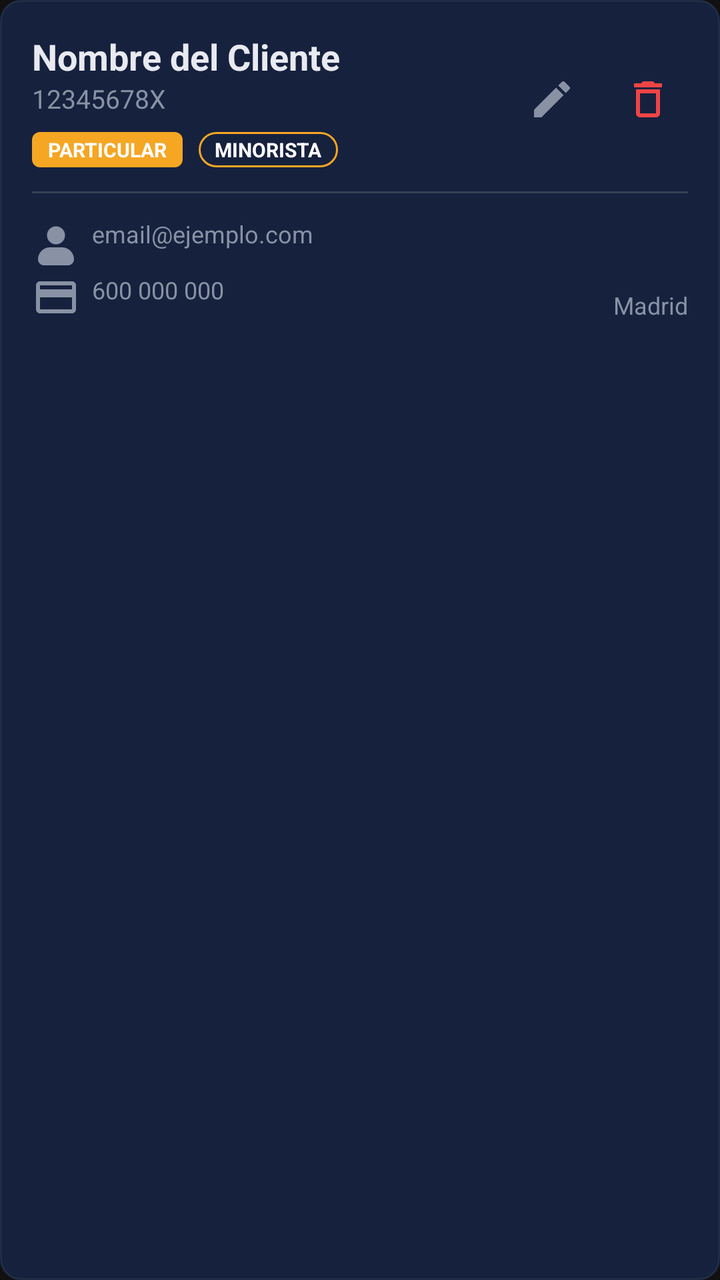
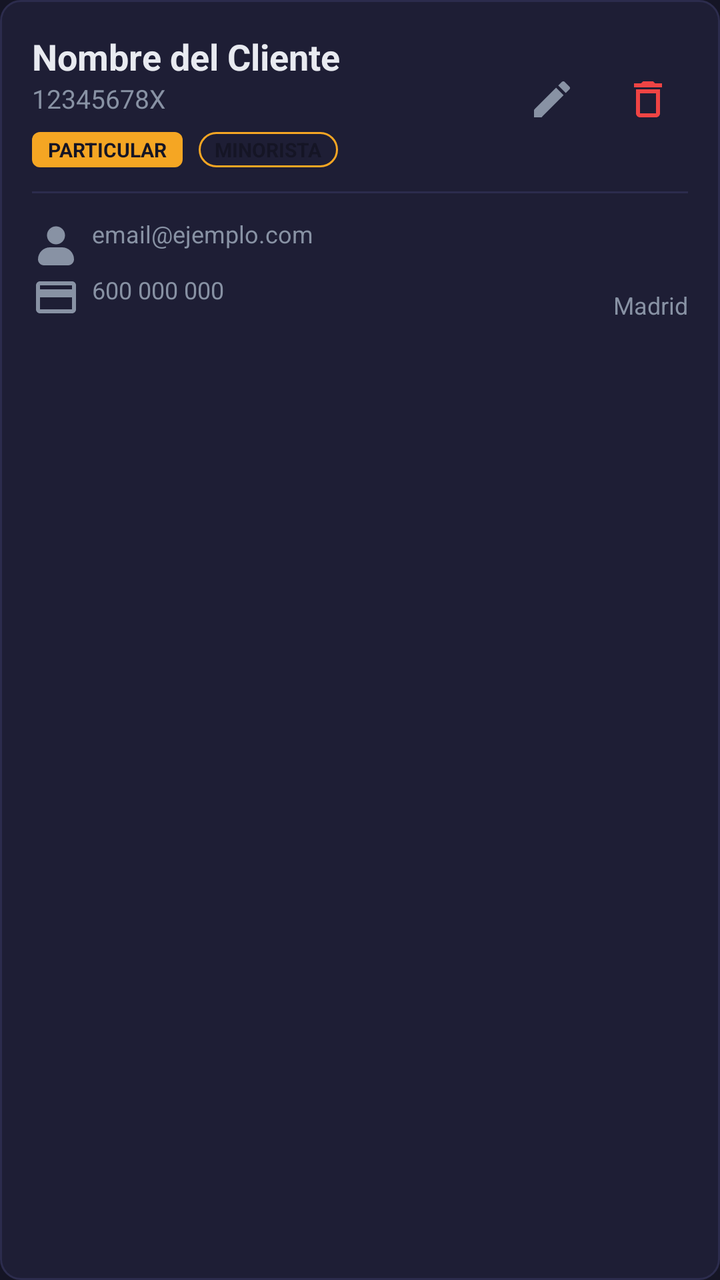

Two renders of the same Android screen: before a commit and after it. Below are the layout's source before the change and the commit's diff.
<!-- AndroidManifest.xml: application theme Theme.Electrobazar -->
<!-- res/layout/item_customer_admin.xml -->
<?xml version="1.0" encoding="utf-8"?>
<LinearLayout xmlns:android="http://schemas.android.com/apk/res/android"
    xmlns:app="http://schemas.android.com/apk/res-auto"
    android:layout_width="match_parent"
    android:layout_height="wrap_content"
    android:layout_marginBottom="12dp"
    android:background="@drawable/bg_surface_rounded"
    android:orientation="vertical"
    android:padding="16dp">

    <LinearLayout
        android:layout_width="match_parent"
        android:layout_height="wrap_content"
        android:gravity="center_vertical"
        android:orientation="horizontal">

        <LinearLayout
            android:layout_width="0dp"
            android:layout_height="wrap_content"
            android:layout_weight="1"
            android:orientation="vertical">

            <TextView
                android:id="@+id/customerNameText"
                android:layout_width="wrap_content"
                android:layout_height="wrap_content"
                android:text="Nombre del Cliente"
                android:textColor="@color/text_main"
                android:textSize="18sp"
                android:textStyle="bold" />

            <TextView
                android:id="@+id/customerTaxIdText"
                android:layout_width="wrap_content"
                android:layout_height="wrap_content"
                android:text="12345678X"
                android:textColor="@color/text_muted"
                android:textSize="13sp" />

            <LinearLayout
                android:layout_width="wrap_content"
                android:layout_height="wrap_content"
                android:layout_marginTop="8dp"
                android:orientation="horizontal"
                android:gravity="center_vertical">

                <TextView
                    android:id="@+id/customerTypeBadge"
                    android:layout_width="wrap_content"
                    android:layout_height="wrap_content"
                    android:background="@drawable/badge_bg_ticket"
                    android:paddingHorizontal="8dp"
                    android:paddingVertical="2dp"
                    android:text="PARTICULAR"
                    android:textColor="@color/white"
                    android:textSize="10sp"
                    android:textStyle="bold" />

                <TextView
                    android:id="@+id/customerTariffBadge"
                    android:layout_width="wrap_content"
                    android:layout_height="wrap_content"
                    android:layout_marginStart="8dp"
                    android:background="@drawable/bg_badge_tariff"
                    android:paddingHorizontal="8dp"
                    android:paddingVertical="2dp"
                    android:text="MINORISTA"
                    android:textColor="@color/white"
                    android:textSize="10sp"
                    android:textStyle="bold" />

                <TextView
                    android:id="@+id/customerReBadge"
                    android:layout_width="wrap_content"
                    android:layout_height="wrap_content"
                    android:layout_marginStart="8dp"
                    android:background="@drawable/badge_active_yes"
                    android:paddingHorizontal="8dp"
                    android:paddingVertical="2dp"
                    android:text="R.E."
                    android:textColor="@color/white"
                    android:textSize="10sp"
                    android:textStyle="bold"
                    android:visibility="gone" />

            </LinearLayout>
        </LinearLayout>

        <LinearLayout
            android:layout_width="wrap_content"
            android:layout_height="wrap_content"
            android:orientation="horizontal">

            <ImageButton
                android:id="@+id/editCustomerBtn"
                android:layout_width="40dp"
                android:layout_height="40dp"
                android:background="?attr/selectableItemBackgroundBorderless"
                android:src="@drawable/ic_edit"
                app:tint="@color/text_muted" />

            <ImageButton
                android:id="@+id/deleteCustomerBtn"
                android:layout_width="40dp"
                android:layout_height="40dp"
                android:layout_marginStart="8dp"
                android:background="?attr/selectableItemBackgroundBorderless"
                android:src="@drawable/ic_delete"
                app:tint="@color/danger" />
        </LinearLayout>
    </LinearLayout>

    <View
        android:layout_width="match_parent"
        android:layout_height="1dp"
        android:layout_marginVertical="12dp"
        android:background="@color/divider" />

    <LinearLayout
        android:layout_width="match_parent"
        android:layout_height="wrap_content"
        android:orientation="horizontal">

        <LinearLayout
            android:layout_width="0dp"
            android:layout_height="wrap_content"
            android:layout_weight="1"
            android:orientation="vertical">
            
            <TextView
                android:id="@+id/customerEmailText"
                android:layout_width="wrap_content"
                android:layout_height="wrap_content"
                android:text="email@ejemplo.com"
                android:textColor="@color/text_muted"
                android:textSize="12sp"
                android:drawablePadding="6dp"
                app:drawableStartCompat="@drawable/ic_person"
                app:drawableTint="@color/text_muted" />

            <TextView
                android:id="@+id/customerPhoneText"
                android:layout_width="wrap_content"
                android:layout_height="wrap_content"
                android:layout_marginTop="4dp"
                android:text="600 000 000"
                android:textColor="@color/text_muted"
                android:textSize="12sp"
                android:drawablePadding="6dp"
                app:drawableStartCompat="@drawable/ic_card"
                app:drawableTint="@color/text_muted" />
        </LinearLayout>

        <TextView
            android:id="@+id/customerCityText"
            android:layout_width="wrap_content"
            android:layout_height="wrap_content"
            android:text="Madrid"
            android:textColor="@color/text_muted"
            android:textSize="12sp"
            android:layout_gravity="bottom" />
    </LinearLayout>

</LinearLayout>
<!-- resources referenced by this layout -->
<resources>
  <color name="danger">#ef4444</color>
  <color name="divider">#334155</color>
  <color name="text_main">#e8eaf0</color>
  <color name="text_muted">#8892a4</color>
  <color name="white">#FFFFFF</color>
  <!-- drawable badge_active_yes (drawable) -->
  <?xml version="1.0" encoding="utf-8"?>
  <shape xmlns:android="http://schemas.android.com/apk/res/android">
      <solid android:color="#22c55e" />
      <corners android:radius="6dp" />
  </shape>
  <!-- drawable badge_bg_ticket (drawable) -->
  <?xml version="1.0" encoding="utf-8"?>
  <shape xmlns:android="http://schemas.android.com/apk/res/android">
      <solid android:color="@color/accent" />
      <corners android:radius="4dp" />
  </shape>
  <!-- drawable bg_badge_tariff (drawable) -->
  <?xml version="1.0" encoding="utf-8"?>
  <shape xmlns:android="http://schemas.android.com/apk/res/android">
      <solid android:color="@color/primary_variant" />
      <corners android:radius="16dp" />
      <stroke android:width="1dp" android:color="@color/accent" />
  </shape>
  <!-- drawable bg_surface_rounded (drawable) -->
  <?xml version="1.0" encoding="utf-8"?>
  <shape xmlns:android="http://schemas.android.com/apk/res/android">
      <solid android:color="@color/secondary" />
      <corners android:radius="10dp" />
      <stroke android:width="1dp" android:color="@color/border" />
  </shape>
  <!-- drawable ic_delete (drawable) -->
  <vector xmlns:android="http://schemas.android.com/apk/res/android"
      android:width="24dp"
      android:height="24dp"
      android:viewportWidth="24"
      android:viewportHeight="24">
      <path
          android:fillColor="#FF000000"
          android:pathData="M16,9v10H8V9h8m-1.5,-6h-5l-1,1H5v2h14V4h-3.5l-1,-1zM18,7H6v12c0,1.1 0.9,2 2,2h8c1.1,0 2,-0.9 2,-2V7z" />
  </vector>
  <!-- drawable ic_person (drawable) -->
  <vector xmlns:android="http://schemas.android.com/apk/res/android"
      android:width="24dp"
      android:height="24dp"
      android:viewportWidth="16"
      android:viewportHeight="16">
      <path
          android:fillColor="#FFFFFF"
          android:pathData="M11,6a3,3 0 1,1 -6,0 3,3 0 0,1 6,0zM14,14c0,1.1 -0.9,2 -2,2H4c-1.1,0 -2,-0.9 -2,-2a4,4 0 0,1 4,-4h4a4,4 0 0,1 4,4z" />
  </vector>
  <style name="Theme.Electrobazar" parent="Base.Theme.Electrobazar" />
  <color name="accent">#f5a623</color>
  <color name="primary_variant">#16213e</color>
  <color name="secondary">#16213e</color>
  <color name="border">#1e2d45</color>
  <style name="Base.Theme.Electrobazar" parent="Theme.Material3.DayNight.NoActionBar">
          <item name="colorPrimary">@color/primary</item>
          <item name="colorSecondary">@color/secondary</item>
          <item name="android:windowBackground">@color/background</item>
          <item name="android:textColorPrimary">@color/text_main</item>
          <item name="colorError">@color/danger</item>
      </style>
  <color name="primary">#1a1a2e</color>
  <color name="background">#111111</color>
  <!-- unchanged entries left out for length: 2 -->
</resources>

<!-- the commit's change to res/layout/item_customer_admin.xml (unified diff, before → after) -->
@@ -25,7 +25,7 @@
                 android:layout_width="wrap_content"
                 android:layout_height="wrap_content"
                 android:text="Nombre del Cliente"
-                android:textColor="@color/text_main"
+                android:textColor="?attr/android:textColorPrimary"
                 android:textSize="18sp"
                 android:textStyle="bold" />
 
@@ -34,7 +34,7 @@
                 android:layout_width="wrap_content"
                 android:layout_height="wrap_content"
                 android:text="12345678X"
-                android:textColor="@color/text_muted"
+            android:textColor="?attr/android:textColorSecondary"
                 android:textSize="13sp" />
 
             <LinearLayout
@@ -52,7 +52,7 @@
                     android:paddingHorizontal="8dp"
                     android:paddingVertical="2dp"
                     android:text="PARTICULAR"
-                    android:textColor="@color/white"
+                    android:textColor="?attr/android:windowBackground"
                     android:textSize="10sp"
                     android:textStyle="bold" />
 
@@ -65,7 +65,7 @@
                     android:paddingHorizontal="8dp"
                     android:paddingVertical="2dp"
                     android:text="MINORISTA"
-                    android:textColor="@color/white"
+                    android:textColor="?attr/android:windowBackground"
                     android:textSize="10sp"
                     android:textStyle="bold" />
 
@@ -78,7 +78,7 @@
                     android:paddingHorizontal="8dp"
                     android:paddingVertical="2dp"
                     android:text="R.E."
-                    android:textColor="@color/white"
+                    android:textColor="?attr/android:windowBackground"
                     android:textSize="10sp"
                     android:textStyle="bold"
                     android:visibility="gone" />
@@ -97,7 +97,7 @@
                 android:layout_height="40dp"
                 android:background="?attr/selectableItemBackgroundBorderless"
                 android:src="@drawable/ic_edit"
-                app:tint="@color/text_muted" />
+                app:tint="?attr/android:textColorSecondary" />
 
             <ImageButton
                 android:id="@+id/deleteCustomerBtn"
@@ -114,7 +114,7 @@
         android:layout_width="match_parent"
         android:layout_height="1dp"
         android:layout_marginVertical="12dp"
-        android:background="@color/divider" />
+        android:background="?attr/colorOutline" />
 
     <LinearLayout
         android:layout_width="match_parent"
@@ -132,11 +132,11 @@
                 android:layout_width="wrap_content"
                 android:layout_height="wrap_content"
                 android:text="email@ejemplo.com"
-                android:textColor="@color/text_muted"
+            android:textColor="?attr/android:textColorSecondary"
                 android:textSize="12sp"
                 android:drawablePadding="6dp"
                 app:drawableStartCompat="@drawable/ic_person"
-                app:drawableTint="@color/text_muted" />
+                app:drawableTint="?attr/android:textColorSecondary" />
 
             <TextView
                 android:id="@+id/customerPhoneText"
@@ -144,11 +144,11 @@
                 android:layout_height="wrap_content"
                 android:layout_marginTop="4dp"
                 android:text="600 000 000"
-                android:textColor="@color/text_muted"
+            android:textColor="?attr/android:textColorSecondary"
                 android:textSize="12sp"
                 android:drawablePadding="6dp"
                 app:drawableStartCompat="@drawable/ic_card"
-                app:drawableTint="@color/text_muted" />
+                app:drawableTint="?attr/android:textColorSecondary" />
         </LinearLayout>
 
         <TextView
<!-- resource entries referenced after the edit -->
@@ -1,10 +1,8 @@
 <!-- resources referenced by this layout -->
 <resources>
   <color name="danger">#ef4444</color>
-  <color name="divider">#334155</color>
   <color name="text_main">#e8eaf0</color>
   <color name="text_muted">#8892a4</color>
-  <color name="white">#FFFFFF</color>
   <!-- drawable badge_active_yes (drawable) -->
   <?xml version="1.0" encoding="utf-8"?>
   <shape xmlns:android="http://schemas.android.com/apk/res/android">
@@ -20,9 +18,9 @@
   <!-- drawable bg_badge_tariff (drawable) -->
   <?xml version="1.0" encoding="utf-8"?>
   <shape xmlns:android="http://schemas.android.com/apk/res/android">
-      <solid android:color="@color/primary_variant" />
+      <solid android:color="?attr/colorSurfaceVariant" />
       <corners android:radius="16dp" />
-      <stroke android:width="1dp" android:color="@color/accent" />
+      <stroke android:width="1dp" android:color="?attr/colorPrimary" />
   </shape>
   <!-- drawable bg_surface_rounded (drawable) -->
   <?xml version="1.0" encoding="utf-8"?>
@@ -53,18 +51,36 @@
   </vector>
   <style name="Theme.Electrobazar" parent="Base.Theme.Electrobazar" />
   <color name="accent">#f5a623</color>
-  <color name="primary_variant">#16213e</color>
-  <color name="secondary">#16213e</color>
-  <color name="border">#1e2d45</color>
+  <color name="secondary">#1e1e35</color>
+  <color name="border">#2c2c4d</color>
   <style name="Base.Theme.Electrobazar" parent="Theme.Material3.DayNight.NoActionBar">
-          <item name="colorPrimary">@color/primary</item>
-          <item name="colorSecondary">@color/secondary</item>
-          <item name="android:windowBackground">@color/background</item>
+          
+          <item name="colorPrimary">@color/accent</item>
+          <item name="colorOnPrimary">@color/primary</item>
+          <item name="colorSecondary">@color/accent</item>
+          <item name="colorOnSecondary">@color/primary</item>
+          <item name="colorPrimaryContainer">@color/surface</item>
+          <item name="colorOnPrimaryContainer">@color/text_main</item>
+          
+          <item name="colorSurface">@color/surface</item>
+          <item name="colorOnSurface">@color/text_main</item>
+          <item name="colorSurfaceVariant">@color/secondary</item>
+          <item name="colorOnSurfaceVariant">@color/text_muted</item>
+          <item name="colorOutline">@color/border</item>
+          
+          <item name="android:windowBackground">@color/primary</item>
+          <item name="android:colorBackground">@color/primary</item>
           <item name="android:textColorPrimary">@color/text_main</item>
+          <item name="android:textColorSecondary">@color/text_muted</item>
+          <item name="android:textColorHint">@color/text_muted</item>
+          
+          <item name="android:statusBarColor">@color/primary</item>
+          <item name="android:navigationBarColor">@color/primary</item>
+          
           <item name="colorError">@color/danger</item>
       </style>
-  <color name="primary">#1a1a2e</color>
-  <color name="background">#111111</color>
+  <color name="primary">#151525</color>
+  <color name="surface">#252545</color>
   <!-- unchanged entries left out for length: 2 -->
 </resources>
 
